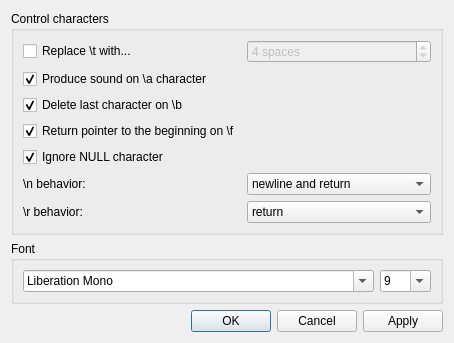
First picture: the form in src/shared/terminalsettings.ui, repository Tasssadar/Lorris, before the edit.
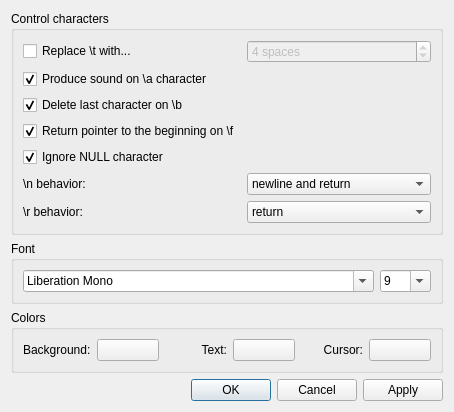
Second picture: the form after the edit.

Commit message: [445] Implement ability to change colors in terminal

The edit to the form file:
```diff
--- a/src/shared/terminalsettings.ui
+++ b/src/shared/terminalsettings.ui
@@ -7,7 +7,7 @@
     <x>0</x>
     <y>0</y>
     <width>454</width>
-    <height>312</height>
+    <height>403</height>
    </rect>
   </property>
   <property name="windowTitle">
@@ -325,6 +325,81 @@
      </layout>
     </widget>
    </item>
+   <item>
+    <widget class="QGroupBox" name="groupBox_3">
+     <property name="title">
+      <string>Colors</string>
+     </property>
+     <layout class="QHBoxLayout" name="horizontalLayout_3">
+      <item>
+       <widget class="QLabel" name="label_3">
+        <property name="text">
+         <string>Background:</string>
+        </property>
+       </widget>
+      </item>
+      <item>
+       <widget class="QPushButton" name="backBtn">
+        <property name="text">
+         <string/>
+        </property>
+        <property name="iconSize">
+         <size>
+          <width>32</width>
+          <height>16</height>
+         </size>
+        </property>
+       </widget>
+      </item>
+      <item>
+       <widget class="QLabel" name="label_4">
+        <property name="text">
+         <string>Text:</string>
+        </property>
+        <property name="alignment">
+         <set>Qt::AlignRight|Qt::AlignTrailing|Qt::AlignVCenter</set>
+        </property>
+       </widget>
+      </item>
+      <item>
+       <widget class="QPushButton" name="textBtn">
+        <property name="text">
+         <string/>
+        </property>
+        <property name="iconSize">
+         <size>
+          <width>32</width>
+          <height>16</height>
+         </size>
+        </property>
+       </widget>
+      </item>
+      <item>
+       <widget class="QLabel" name="label_5">
+        <property name="text">
+         <string>Cursor:</string>
+        </property>
+        <property name="alignment">
+         <set>Qt::AlignRight|Qt::AlignTrailing|Qt::AlignVCenter</set>
+        </property>
+       </widget>
+      </item>
+      <item>
+       <widget class="QPushButton" name="cursorBtn">
+        <property name="text">
+         <string/>
+        </property>
+        <property name="iconSize">
+         <size>
+          <width>32</width>
+          <height>16</height>
+         </size>
+        </property>
+       </widget>
+      </item>
+     </layout>
+    </widget>
+   </item>
    <item>
     <widget class="QDialogButtonBox" name="buttonBox">
      <property name="orientation">
```
The commit also changes 7 other files.
